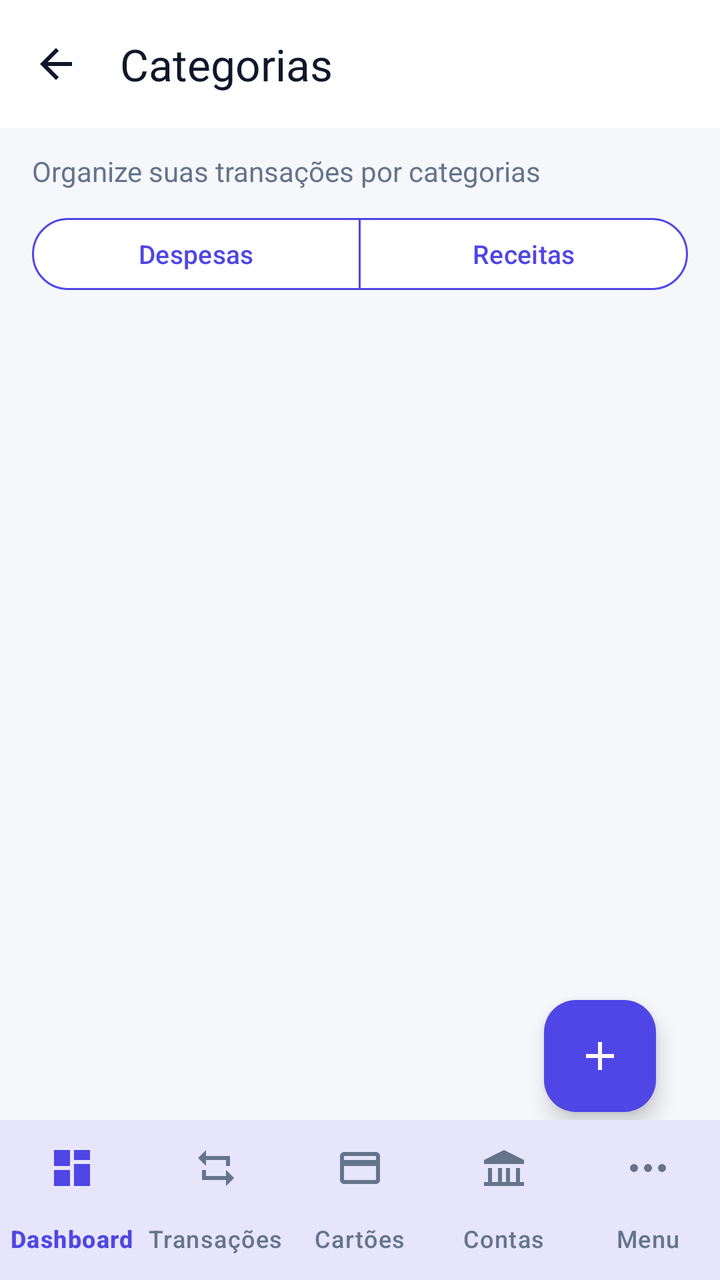
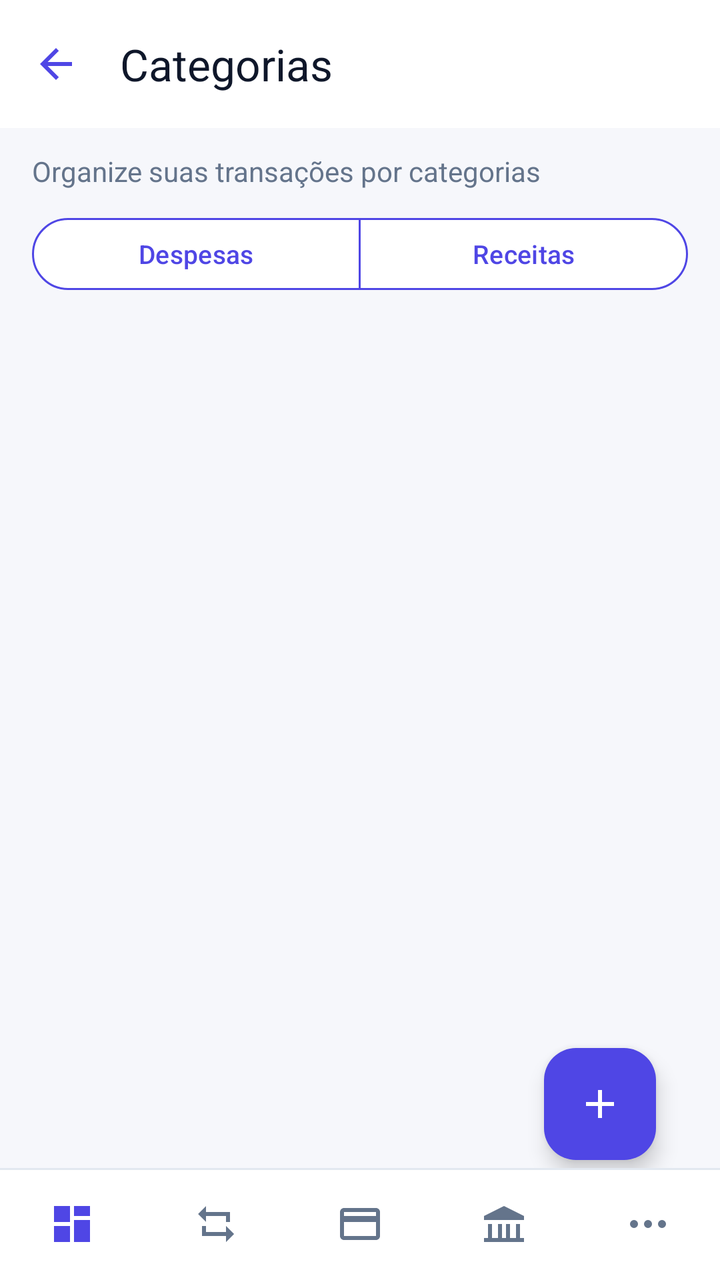

Before-and-after screenshots of an Android layout around one commit, followed by the original layout XML and the change that was made.
<!-- AndroidManifest.xml: activity theme Theme.Appfinanceiro -->
<!-- res/layout/activity_categories.xml -->
<?xml version="1.0" encoding="utf-8"?>
<LinearLayout xmlns:android="http://schemas.android.com/apk/res/android"
    xmlns:app="http://schemas.android.com/apk/res-auto"
    android:layout_width="match_parent"
    android:layout_height="match_parent"
    android:background="?android:attr/colorBackground"
    android:orientation="vertical">

    <com.google.android.material.appbar.MaterialToolbar
        android:id="@+id/toolbar"
        android:layout_width="match_parent"
        android:layout_height="?attr/actionBarSize"
        android:background="?attr/colorSurface"
        app:navigationContentDescription="@string/action_back"
        app:navigationIcon="@drawable/ic_arrow_back"
        app:navigationIconTint="?attr/colorOnSurface"
        app:title="@string/categories_title"
        app:titleTextColor="?attr/colorOnSurface" />

    <ProgressBar
        android:id="@+id/categoriesProgressBar"
        style="?android:attr/progressBarStyleHorizontal"
        android:layout_width="match_parent"
        android:layout_height="4dp"
        android:indeterminate="true"
        android:visibility="gone" />

    <LinearLayout
        android:layout_width="match_parent"
        android:layout_height="0dp"
        android:layout_weight="1"
        android:orientation="vertical"
        android:paddingStart="16dp"
        android:paddingTop="12dp"
        android:paddingEnd="16dp">

        <TextView
            android:layout_width="match_parent"
            android:layout_height="wrap_content"
            android:text="@string/categories_subtitle"
            android:textColor="?attr/colorOnSurfaceVariant"
            android:textSize="14sp" />

        <TextView
            android:id="@+id/categoriesErrorTextView"
            android:layout_width="match_parent"
            android:layout_height="wrap_content"
            android:layout_marginTop="6dp"
            android:textColor="@color/money_negative"
            android:visibility="gone" />

        <com.google.android.material.button.MaterialButtonToggleGroup
            android:id="@+id/categoryTypeToggleGroup"
            android:layout_width="match_parent"
            android:layout_height="wrap_content"
            android:layout_marginTop="10dp"
            app:selectionRequired="true"
            app:singleSelection="true">

            <com.google.android.material.button.MaterialButton
                android:id="@+id/expenseTypeButton"
                style="@style/Widget.Material3.Button.OutlinedButton"
                android:layout_width="0dp"
                android:layout_height="44dp"
                android:layout_weight="1"
                android:checkable="true"
                android:checked="true"
                android:insetLeft="0dp"
                android:insetRight="0dp"
                android:minHeight="0dp"
                android:minWidth="0dp"
                android:text="@string/categories_tab_expenses"
                android:textAllCaps="false"
                android:textColor="@color/transaction_type_text"
                android:textSize="13sp"
                app:backgroundTint="@color/transaction_type_background"
                app:strokeColor="?attr/colorPrimary"
                app:strokeWidth="1dp" />

            <com.google.android.material.button.MaterialButton
                android:id="@+id/incomeTypeButton"
                style="@style/Widget.Material3.Button.OutlinedButton"
                android:layout_width="0dp"
                android:layout_height="44dp"
                android:layout_weight="1"
                android:checkable="true"
                android:insetLeft="0dp"
                android:insetRight="0dp"
                android:minHeight="0dp"
                android:minWidth="0dp"
                android:text="@string/categories_tab_income"
                android:textAllCaps="false"
                android:textColor="@color/transaction_type_text"
                android:textSize="13sp"
                app:backgroundTint="@color/transaction_type_background"
                app:strokeColor="?attr/colorPrimary"
                app:strokeWidth="1dp" />
        </com.google.android.material.button.MaterialButtonToggleGroup>

        <FrameLayout
            android:layout_width="match_parent"
            android:layout_height="0dp"
            android:layout_marginTop="8dp"
            android:layout_weight="1">

            <androidx.recyclerview.widget.RecyclerView
                android:id="@+id/categoriesRecyclerView"
                android:layout_width="match_parent"
                android:layout_height="match_parent"
                android:clipToPadding="false"
                android:paddingBottom="96dp" />

            <LinearLayout
                android:id="@+id/categoriesEmptyLayout"
                android:layout_width="match_parent"
                android:layout_height="match_parent"
                android:gravity="center"
                android:orientation="vertical"
                android:padding="24dp"
                android:visibility="gone">

                <ImageView
                    android:layout_width="56dp"
                    android:layout_height="56dp"
                    android:alpha="0.35"
                    android:contentDescription="@null"
                    android:src="@drawable/ic_menu_categories"
                    app:tint="?attr/colorPrimary" />

                <TextView
                    android:layout_width="match_parent"
                    android:layout_height="wrap_content"
                    android:layout_marginTop="12dp"
                    android:gravity="center"
                    android:text="@string/categories_empty_title"
                    android:textColor="?attr/colorOnSurface"
                    android:textSize="18sp"
                    android:textStyle="bold" />

                <TextView
                    android:id="@+id/categoriesEmptyDescriptionTextView"
                    android:layout_width="match_parent"
                    android:layout_height="wrap_content"
                    android:layout_marginTop="6dp"
                    android:gravity="center"
                    android:text="@string/categories_empty_expense"
                    android:textColor="?attr/colorOnSurfaceVariant"
                    android:textSize="14sp" />

                <com.google.android.material.button.MaterialButton
                    android:id="@+id/newCategoryEmptyButton"
                    android:layout_width="wrap_content"
                    android:layout_height="wrap_content"
                    android:layout_marginTop="16dp"
                    android:text="@string/categories_new"
                    app:icon="@drawable/ic_add"
                    app:iconTint="?attr/colorOnPrimary" />

                <com.google.android.material.button.MaterialButton
                    android:id="@+id/createDefaultsButton"
                    style="@style/Widget.MaterialComponents.Button.OutlinedButton"
                    android:layout_width="wrap_content"
                    android:layout_height="wrap_content"
                    android:layout_marginTop="8dp"
                    android:text="@string/categories_create_defaults"
                    android:textColor="?attr/colorPrimary"
                    app:icon="@drawable/ic_menu_categories"
                    app:iconTint="?attr/colorPrimary"
                    app:strokeColor="?attr/colorPrimary" />
            </LinearLayout>

            <com.google.android.material.floatingactionbutton.FloatingActionButton
                android:id="@+id/addCategoryButton"
                android:layout_width="wrap_content"
                android:layout_height="wrap_content"
                android:layout_gravity="bottom|end"
                android:layout_marginStart="16dp"
                android:layout_marginTop="16dp"
                android:layout_marginEnd="16dp"
                android:layout_marginBottom="4dp"
                android:contentDescription="@string/categories_new_content_desc"
                app:backgroundTint="?attr/colorPrimary"
                app:srcCompat="@drawable/ic_add"
                app:tint="?attr/colorOnPrimary" />
        </FrameLayout>
    </LinearLayout>

    <include layout="@layout/bottom_navigation" />
</LinearLayout>
<!-- res/layout/bottom_navigation.xml (included above) -->
<?xml version="1.0" encoding="utf-8"?>
<com.google.android.material.bottomnavigation.BottomNavigationView xmlns:android="http://schemas.android.com/apk/res/android"
    xmlns:app="http://schemas.android.com/apk/res-auto"
    android:id="@+id/bottomNavigation"
    android:layout_width="match_parent"
    android:layout_height="wrap_content"
    android:background="?attr/colorSurface"
    android:elevation="12dp"
    app:itemIconTint="@color/navigation_item_tint"
    app:itemTextColor="@color/navigation_item_tint"
    app:labelVisibilityMode="labeled"
    app:menu="@menu/menu_bottom_navigation" />
<!-- resources referenced by this layout -->
<resources>
  <color name="money_negative">#FFDC2626</color>
  <!-- drawable ic_add (drawable) -->
  <vector xmlns:android="http://schemas.android.com/apk/res/android"
      android:width="24dp" android:height="24dp"
      android:viewportWidth="24" android:viewportHeight="24">
      <path android:fillColor="#FF000000"
          android:pathData="M19,13h-6v6h-2v-6H5v-2h6V5h2v6h6v2z" />
  </vector>
  <!-- drawable ic_arrow_back (drawable) -->
  <vector xmlns:android="http://schemas.android.com/apk/res/android"
      android:width="24dp" android:height="24dp"
      android:viewportWidth="24" android:viewportHeight="24">
      <path android:fillColor="#FF000000"
          android:pathData="M20,11H7.83l5.59,-5.59L12,4l-8,8 8,8 1.41,-1.41L7.83,13H20v-2z" />
  </vector>
  <!-- drawable ic_menu_categories (drawable) -->
  <vector xmlns:android="http://schemas.android.com/apk/res/android"
      android:width="24dp" android:height="24dp"
      android:viewportWidth="24" android:viewportHeight="24">
      <path android:fillColor="#FF000000" android:pathData="M3,3h8v8H3zM13,3h8v5h-8zM13,10h8v11h-8zM3,13h8v8H3z" />
  </vector>
  <string name="action_back">Voltar</string>
  <string name="categories_create_defaults">Criar Categorias Padrão</string>
  <string name="categories_empty_expense">Crie categorias para organizar suas despesas.</string>
  <string name="categories_empty_title">Nenhuma categoria encontrada</string>
  <string name="categories_new">Nova Categoria</string>
  <string name="categories_new_content_desc">Nova categoria</string>
  <string name="categories_subtitle">Organize suas transações por categorias</string>
  <string name="categories_tab_expenses">Despesas</string>
  <string name="categories_tab_income">Receitas</string>
  <string name="categories_title">Categorias</string>
  <style name="Theme.Appfinanceiro" parent="Theme.Appfinanceiro.Base">
          <item name="android:windowLightStatusBar">true</item>
          <item name="android:windowLightNavigationBar">true</item>
      </style>
  <color name="brand_primary">#FF4F46E5</color>
  <color name="on_brand">#FFFFFFFF</color>
  <color name="surface_variant">#FFEEF1F8</color>
  <color name="on_surface">#FF0F172A</color>
  <color name="brand_secondary">#FF0EA5E9</color>
  <color name="cta_primary">#FF047857</color>
  <color name="on_cta">#FFFFFFFF</color>
  <color name="surface">#FFFFFFFF</color>
  <color name="on_surface_variant">#FF64748B</color>
  <color name="surface_elevated">#FFFFFFFF</color>
  <color name="background">#FFF6F7FB</color>
  <color name="on_background">#FF0F172A</color>
  <color name="error">#FFDC2626</color>
  <color name="on_error">#FFFFFFFF</color>
  <color name="outline">#FFE2E8F0</color>
  <!-- unchanged entries left out for length: 1 -->
</resources>

<!-- the commit's change to res/layout/activity_categories.xml (unified diff, before → after) -->
@@ -7,13 +7,14 @@
     android:orientation="vertical">
 
     <com.google.android.material.appbar.MaterialToolbar
+        style="@style/ModernToolbar"
         android:id="@+id/toolbar"
         android:layout_width="match_parent"
         android:layout_height="?attr/actionBarSize"
         android:background="?attr/colorSurface"
         app:navigationContentDescription="@string/action_back"
         app:navigationIcon="@drawable/ic_arrow_back"
-        app:navigationIconTint="?attr/colorOnSurface"
+        app:navigationIconTint="?attr/colorPrimary"
         app:title="@string/categories_title"
         app:titleTextColor="?attr/colorOnSurface" />
 
@@ -194,9 +195,13 @@
     android:id="@+id/bottomNavigation"
     android:layout_width="match_parent"
     android:layout_height="wrap_content"
-    android:background="?attr/colorSurface"
-    android:elevation="12dp"
+    android:background="@drawable/bg_bottom_navigation"
+    android:elevation="8dp"
+    android:minHeight="56dp"
+    app:itemIconSize="24dp"
     app:itemIconTint="@color/navigation_item_tint"
+    app:itemPaddingBottom="6dp"
+    app:itemPaddingTop="6dp"
     app:itemTextColor="@color/navigation_item_tint"
-    app:labelVisibilityMode="labeled"
+    app:labelVisibilityMode="unlabeled"
     app:menu="@menu/menu_bottom_navigation" />
<!-- resource entries referenced after the edit -->
@@ -1,6 +1,22 @@
 <!-- resources referenced by this layout -->
 <resources>
   <color name="money_negative">#FFDC2626</color>
+  <!-- drawable bg_bottom_navigation (drawable) -->
+  <?xml version="1.0" encoding="utf-8"?>
+  <layer-list xmlns:android="http://schemas.android.com/apk/res/android">
+      <item>
+          <shape android:shape="rectangle">
+              <solid android:color="?attr/colorSurface" />
+          </shape>
+      </item>
+      <item
+          android:height="1dp"
+          android:gravity="top">
+          <shape android:shape="rectangle">
+              <solid android:color="?attr/colorOutline" />
+          </shape>
+      </item>
+  </layer-list>
   <!-- drawable ic_add (drawable) -->
   <vector xmlns:android="http://schemas.android.com/apk/res/android"
       android:width="24dp" android:height="24dp"
@@ -31,6 +47,13 @@
   <string name="categories_tab_expenses">Despesas</string>
   <string name="categories_tab_income">Receitas</string>
   <string name="categories_title">Categorias</string>
+  <style name="ModernToolbar" parent="Widget.Material3.Toolbar">
+          <item name="android:background">?attr/colorSurface</item>
+          <item name="android:elevation">0dp</item>
+          <item name="titleTextColor">?attr/colorOnSurface</item>
+          <item name="subtitleTextColor">?attr/colorOnSurfaceVariant</item>
+          <item name="navigationIconTint">?attr/colorPrimary</item>
+      </style>
   <style name="Theme.Appfinanceiro" parent="Theme.Appfinanceiro.Base">
           <item name="android:windowLightStatusBar">true</item>
           <item name="android:windowLightNavigationBar">true</item>
